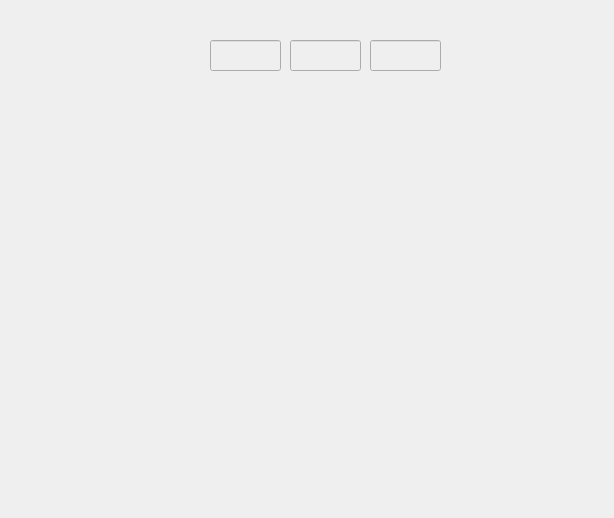
Qt form statemp.ui (hindkh21/Smart_Coworking_Space_2A30) before a commit.
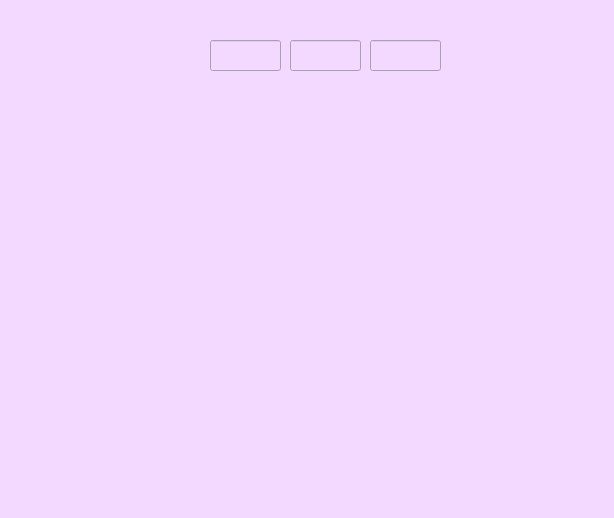
The same form after that commit.

```diff
--- a/statemp.ui
+++ b/statemp.ui
@@ -13,6 +13,9 @@
   <property name="windowTitle">
    <string>Dialog</string>
   </property>
+  <property name="styleSheet">
+   <string notr="true">background-color: rgb(243, 217, 255);</string>
+  </property>
   <widget class="QLineEdit" name="le_Fait">
    <property name="enabled">
     <bool>false</bool>
```
